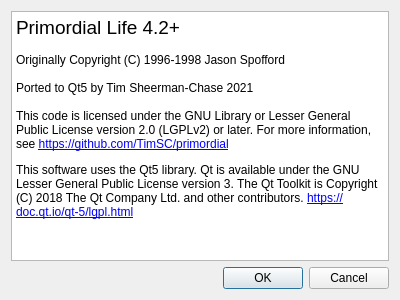
TimSC/primordial, file LifeQt/aboutui.ui: the form before one commit.
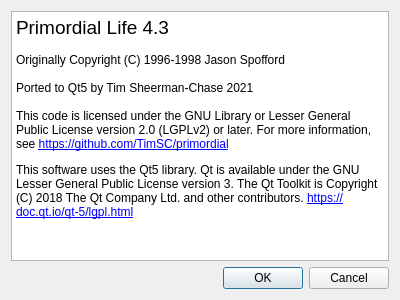
The form after the commit.

The edit to the form file:
```diff
--- a/LifeQt/aboutui.ui
+++ b/LifeQt/aboutui.ui
@@ -18,10 +18,13 @@
     <widget class="QTextEdit" name="textEdit">
      <property name="html">
       <string>&lt;!DOCTYPE HTML PUBLIC &quot;-//W3C//DTD HTML 4.0//EN&quot; &quot;http://www.w3.org/TR/REC-html40/strict.dtd&quot;&gt;
-&lt;html&gt;&lt;head&gt;&lt;meta name=&quot;qrichtext&quot; content=&quot;1&quot; /&gt;&lt;style type=&quot;text/css&quot;&gt;
+&lt;html&gt;&lt;head&gt;&lt;meta name=&quot;qrichtext&quot; content=&quot;1&quot; /&gt;&lt;meta charset=&quot;utf-8&quot; /&gt;&lt;style type=&quot;text/css&quot;&gt;
 p, li { white-space: pre-wrap; }
+hr { height: 1px; border-width: 0; }
+li.unchecked::marker { content: &quot;\2610&quot;; }
+li.checked::marker { content: &quot;\2612&quot;; }
 &lt;/style&gt;&lt;/head&gt;&lt;body style=&quot; font-family:'Ubuntu'; font-size:10pt; font-weight:400; font-style:normal;&quot;&gt;
-&lt;p style=&quot; margin-top:0px; margin-bottom:0px; margin-left:0px; margin-right:0px; -qt-block-indent:0; text-indent:0px;&quot;&gt;&lt;span style=&quot; font-family:'Sans Serif'; font-size:14pt;&quot;&gt;Primordial Life 4.2+&lt;/span&gt;&lt;/p&gt;
+&lt;p style=&quot; margin-top:0px; margin-bottom:0px; margin-left:0px; margin-right:0px; -qt-block-indent:0; text-indent:0px;&quot;&gt;&lt;span style=&quot; font-family:'Sans Serif'; font-size:14pt;&quot;&gt;Primordial Life 4.3&lt;/span&gt;&lt;/p&gt;
 &lt;p style=&quot;-qt-paragraph-type:empty; margin-top:0px; margin-bottom:0px; margin-left:0px; margin-right:0px; -qt-block-indent:0; text-indent:0px; font-family:'Sans Serif'; font-size:9pt;&quot;&gt;&lt;br /&gt;&lt;/p&gt;
 &lt;p style=&quot; margin-top:0px; margin-bottom:0px; margin-left:0px; margin-right:0px; -qt-block-indent:0; text-indent:0px;&quot;&gt;&lt;span style=&quot; font-family:'Sans Serif'; font-size:9pt;&quot;&gt;Originally Copyright (C) 1996-1998 Jason Spofford &lt;/span&gt;&lt;/p&gt;
 &lt;p style=&quot;-qt-paragraph-type:empty; margin-top:0px; margin-bottom:0px; margin-left:0px; margin-right:0px; -qt-block-indent:0; text-indent:0px; font-family:'Sans Serif'; font-size:9pt;&quot;&gt;&lt;br /&gt;&lt;/p&gt;
```
